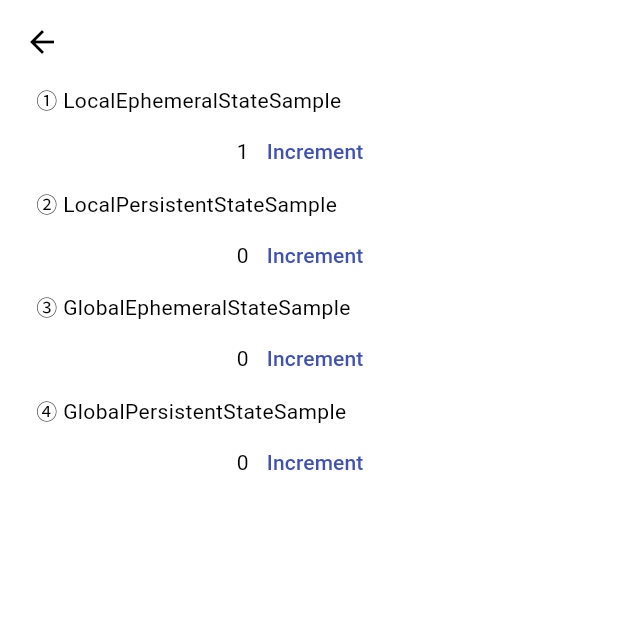
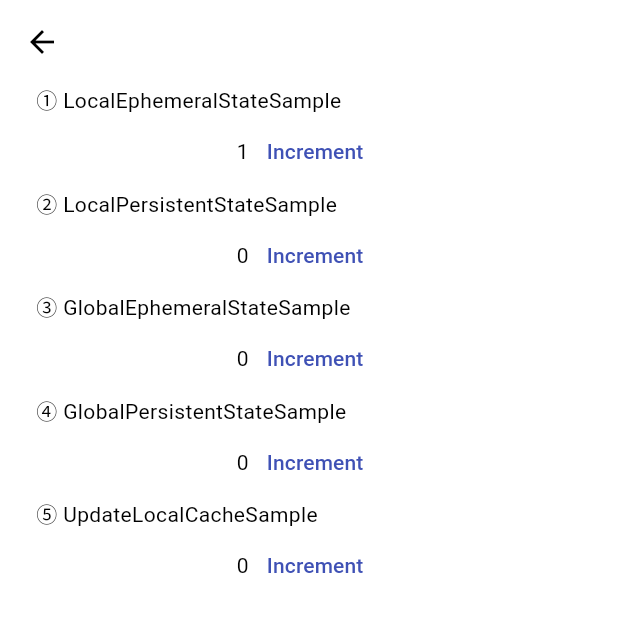
Before and after one commit to dev-tatsuya/flutter_github_client, a Flutter app: the SamplePage screen opened directly, after a tap on "Increment", on a phone screen of 412 x 824 dp, the top half of it. Run offline on Flutter 3.47's test engine with Material 3 defaults, Android fonts, the phone set to English and light mode, and no system bars; our stand-ins replace auto_route, dio, flutter_hooks, gap, graphql, graphql_flutter and 4 more; missing offline and left inert: gql; accounts and stored records are empty; generated files the repository leaves out were written again.

Commit message:
update: サンプル実装の追加

```diff
--- a/lib/feature/sample/global_ephemeral_state_sample.dart
+++ b/lib/feature/sample/global_ephemeral_state_sample.dart
@@ -9,7 +9,7 @@ class GlobalEphemeralState extends _$GlobalEphemeralState {
   @override
   int build() => 0;
 
-  void increment() => state++;
+  void updateSsot() => state++;
 }
 
 class GlobalEphemeralStateSample extends ConsumerWidget {
@@ -25,7 +25,7 @@ class GlobalEphemeralStateSample extends ConsumerWidget {
         Text('$state'),
         TextButton(
           onPressed: () =>
-              ref.read(globalEphemeralStateProvider.notifier).increment(),
+              ref.read(globalEphemeralStateProvider.notifier).updateSsot(),
           child: const Text('Increment'),
         ),
       ],
--- a/lib/feature/sample/sample_page.dart
+++ b/lib/feature/sample/sample_page.dart
@@ -4,6 +4,7 @@ import 'package:flutter_github_client/feature/sample/global_ephemeral_state_samp
 import 'package:flutter_github_client/feature/sample/global_persistent_state_sample.dart';
 import 'package:flutter_github_client/feature/sample/local_ephemeral_state_sample.dart';
 import 'package:flutter_github_client/feature/sample/local_persistent_state_sample.dart';
+import 'package:flutter_github_client/feature/sample/update_local_cache_sample.dart';
 
 @RoutePage()
 class SamplePage extends StatelessWidget {
@@ -26,6 +27,8 @@ class SamplePage extends StatelessWidget {
             GlobalEphemeralStateSample(),
             Text('④ GlobalPersistentStateSample'),
             GlobalPersistentStateSample(),
+            Text('⑤ UpdateLocalCacheSample'),
+            UpdateLocalCacheSample(),
           ],
         ),
       ),
--- /dev/null
+++ b/lib/feature/sample/update_local_cache_sample.dart
@@ -0,0 +1,46 @@
+import 'package:flutter/material.dart';
+import 'package:hooks_riverpod/hooks_riverpod.dart';
+import 'package:riverpod_annotation/riverpod_annotation.dart';
+
+part 'update_local_cache_sample.g.dart';
+
+int _ssot = 0;
+
+@Riverpod(dependencies: [])
+class UpdateLocalCache extends _$UpdateLocalCache {
+  @override
+  Future<int> build() {
+    return Future.delayed(const Duration(milliseconds: 500), () => _ssot);
+  }
+
+  Future<void> updateSsot() async {
+    state = const AsyncLoading();
+    await Future.delayed(const Duration(milliseconds: 500), () => _ssot++);
+    state = AsyncData(_ssot);
+  }
+}
+
+class UpdateLocalCacheSample extends ConsumerWidget {
+  const UpdateLocalCacheSample({super.key});
+
+  @override
+  Widget build(BuildContext context, WidgetRef ref) {
+    final asyncValue = ref.watch(updateLocalCacheProvider);
+
+    return Row(
+      mainAxisAlignment: MainAxisAlignment.center,
+      children: [
+        if (asyncValue.isLoading)
+          const CircularProgressIndicator.adaptive()
+        else
+          Text('${asyncValue.value}'),
+        TextButton(
+          onPressed: asyncValue.isLoading
+              ? null
+              : () => ref.read(updateLocalCacheProvider.notifier).updateSsot(),
+          child: const Text('Increment'),
+        ),
+      ],
+    );
+  }
+}
```
Also changed, not shown: lib/feature/sample/update_local_cache_sample.g.dart.
